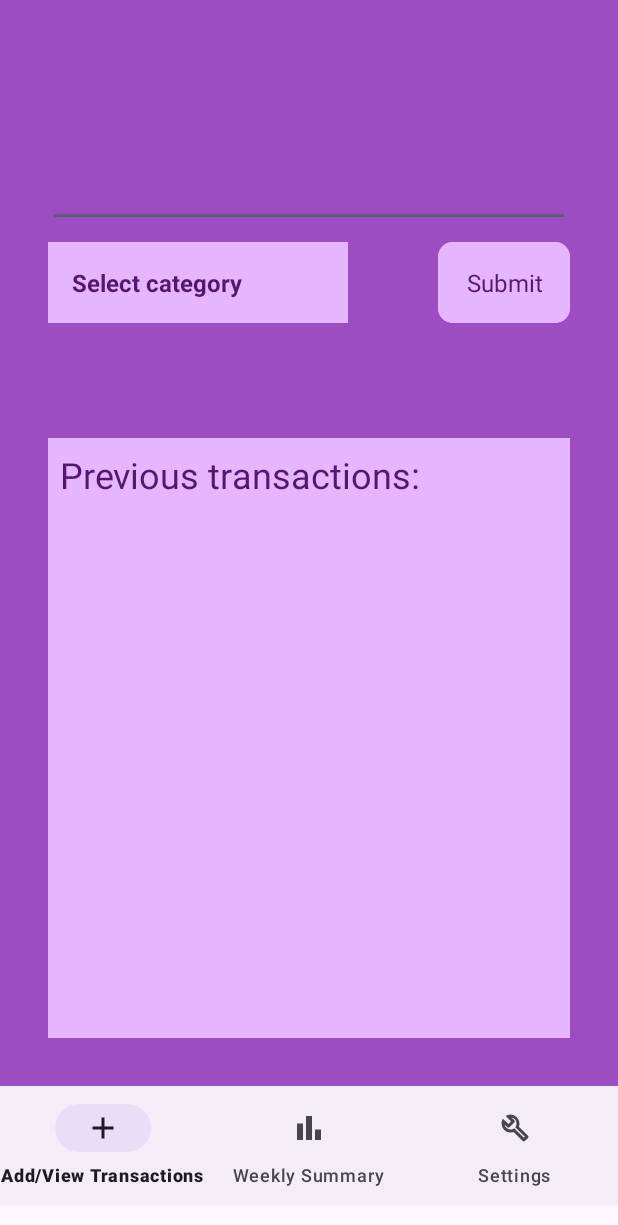
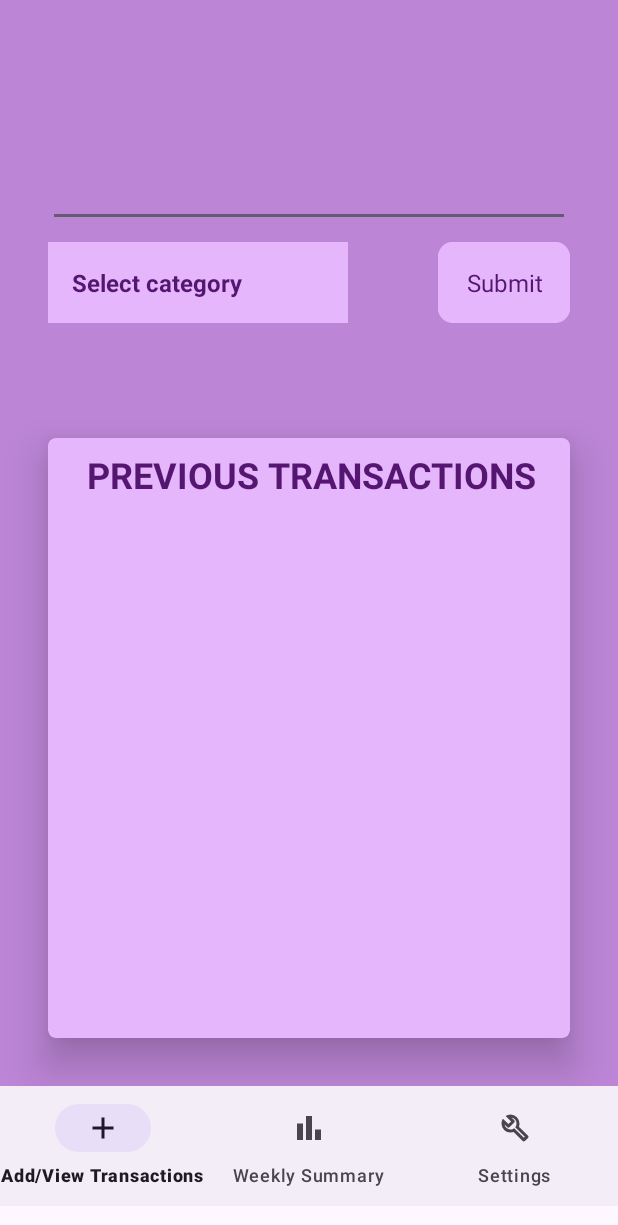
Before and after one commit to montana-rusa/Vampire, an Android app: the screen it shows after launch (MainActivity), on a phone screen of 412 x 824 dp. Shown: the top 1225 px of the screen. Run offline under Robolectric (Android 15) with nearby library versions, the phone set to English and light mode, and no system bars; our stand-ins replace Room's generated code.

Commit message:
Gave the history view a shadow

```diff
--- a/app/src/main/res/layout/fragment_add.xml
+++ b/app/src/main/res/layout/fragment_add.xml
@@ -5,7 +5,6 @@
     android:layout_width="match_parent"
     android:layout_height="match_parent"
     android:background="@color/midPurple"
-
     android:fadingEdge="vertical"
     tools:context=".AddFragment">
 
@@ -50,13 +49,29 @@
         app:layout_constraintStart_toStartOf="@id/editText"
         app:layout_constraintTop_toBottomOf="@id/editText" />
 
-
+<!--
     <ScrollView
         android:layout_width="match_parent"
         android:layout_height="400dp"
         android:background="@color/lightPurple"
         android:layout_margin="32dp"
         app:layout_constraintBottom_toBottomOf="parent">
+        -->
+
+    <androidx.cardview.widget.CardView
+        app:cardElevation="16dp"
+        app:cardBackgroundColor="@color/lightPurple"
+        app:cardCornerRadius="5dp"
+        android:layout_width="match_parent"
+        android:layout_height="400dp"
+        android:background="@color/lightPurple"
+        android:layout_margin="32dp"
+        app:layout_constraintBottom_toBottomOf="parent">
+
+
+        <ScrollView
+            android:layout_width="match_parent"
+            android:layout_height="match_parent">
 
         <LinearLayout
             android:layout_width="match_parent"
@@ -67,10 +82,12 @@
                 android:id="@+id/textView"
                 android:layout_width="match_parent"
                 android:layout_height="wrap_content"
-                android:text="Previous transactions:"
+                android:layout_margin="8dp"
+                android:text="   Previous transactions"
+                android:textAllCaps="true"
                 android:textColor="@color/darkPurple"
                 android:textSize="24sp"
-                android:layout_margin="8dp"/>
+                android:textStyle="bold" />
 
             <TextView
                 android:id="@+id/historyView"
@@ -82,7 +99,10 @@
                 android:layout_margin="8dp"/>
 
         </LinearLayout>
+        </ScrollView>
+    </androidx.cardview.widget.CardView>
 
-    </ScrollView>
+
+    <!--</ScrollView> -->
 
 </androidx.constraintlayout.widget.ConstraintLayout>
--- a/app/src/main/res/values/colors.xml
+++ b/app/src/main/res/values/colors.xml
@@ -1,6 +1,6 @@
 <?xml version="1.0" encoding="utf-8"?>
 <resources>
     <color name="lightPurple">#E6B6FC</color>
-    <color name="midPurple">#9C4DC2</color>
+    <color name="midPurple">#AA9C4DC2</color>
     <color name="darkPurple">#541671</color>
 </resources>
```
